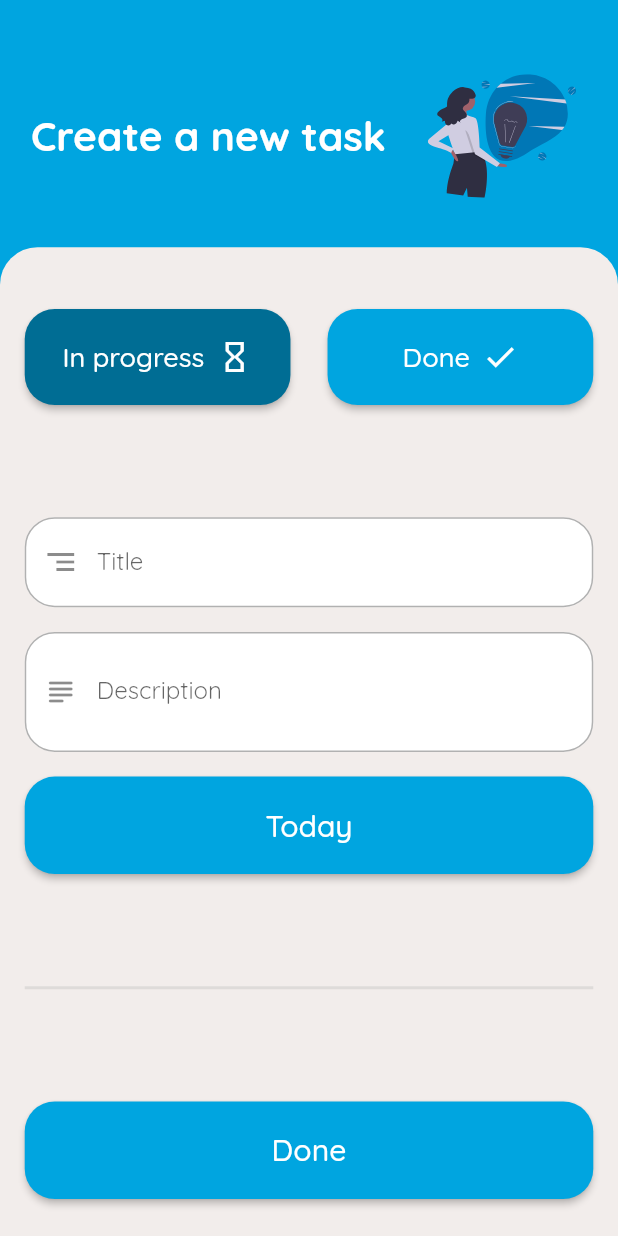
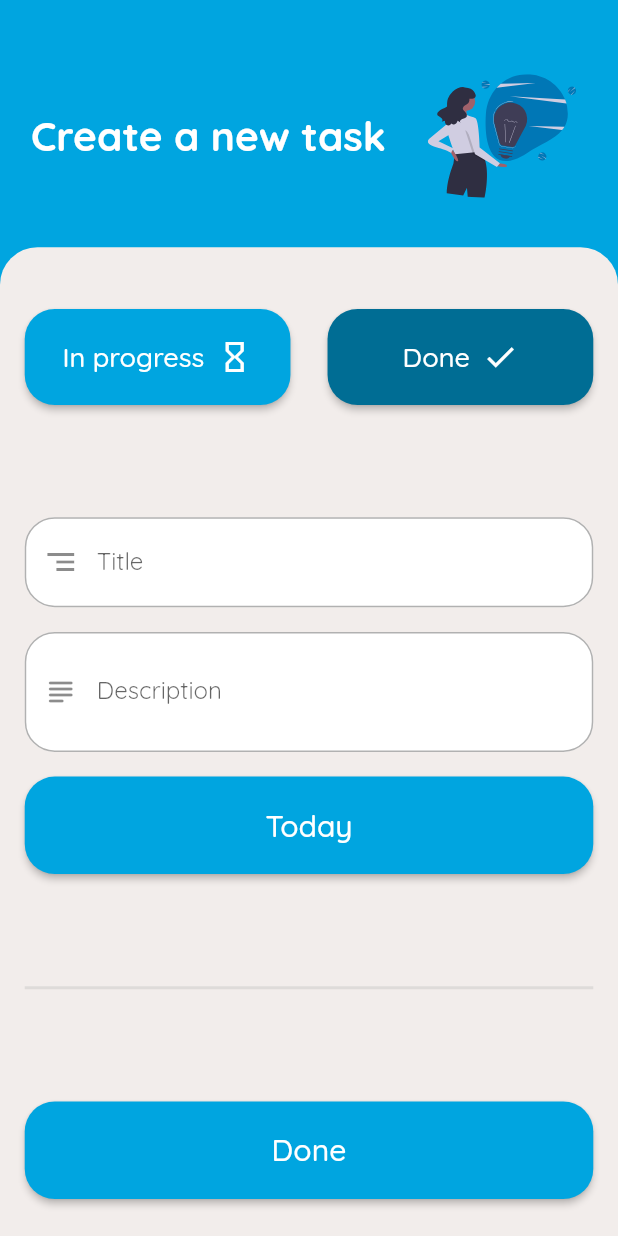
Before and after one commit to thierryoliveira/taskfy_app, a Flutter app: the AddTaskPage screen opened by its route, after a tap on "In progress", on a phone screen of 412 x 824 dp. Run offline on Flutter 3.47's test engine with Material 2 defaults, Android fonts, the phone set to English and light mode, and no system bars; our stand-ins replace dio, flutter_datetime_picker, flutter_svg, font_awesome_flutter, get, get_storage and 3 more; accounts and stored records are empty.

Commit message:
fix(tasks): remove filter method

```diff
--- a/lib/app/data/model/task/dto/create_task_dto.dart
+++ b/lib/app/data/model/task/dto/create_task_dto.dart
@@ -2,13 +2,15 @@ class CreateTaskDTO {
   String title;
   String description;
   String dateTime;
+  String createdDate;
 
-  CreateTaskDTO({this.title, this.description, this.dateTime});
+  CreateTaskDTO({this.title, this.description, this.dateTime, this.createdDate});
 
   CreateTaskDTO.fromJson(Map<String, dynamic> json) {
     title = json['title'];
     description = json['description'];
     dateTime = json['dateTime'];
+    createdDate = json['createdDate'];
   }
 
   Map<String, dynamic> toJson() {
@@ -16,6 +18,7 @@ class CreateTaskDTO {
     data['title'] = this.title;
     data['description'] = this.description;
     data['dateTime'] = this.dateTime;
+    data['createdDate'] = this.createdDate;
     return data;
   }
 }
--- a/lib/app/data/model/task/task_model.dart
+++ b/lib/app/data/model/task/task_model.dart
@@ -14,7 +14,8 @@ class Task {
         this.title,
         this.description,
         this.status,
-        this.dateTime
+        this.dateTime,
+        this.createdDate
     });
 
     int id;
@@ -22,6 +23,8 @@ class Task {
     String description;
     String status;
     String dateTime;
+    String createdDate;
+
 
     factory Task.fromJson(Map<String, dynamic> json) => Task(
         id: json["id"],
@@ -29,6 +32,7 @@ class Task {
         description: json["description"],
         dateTime: json["dateTime"],
         status: json["status"],
+        createdDate: json["createdDate"],
     );
 
     Map<String, dynamic> toJson() => {
@@ -37,5 +41,6 @@ class Task {
         "description": description,
         "status": status,
         "dateTime": dateTime,
+        "createdDate": createdDate,
     };
 }
--- a/lib/app/modules/task/controllers/task_controller.dart
+++ b/lib/app/modules/task/controllers/task_controller.dart
@@ -22,35 +22,29 @@ class TaskController extends GetxController {
 
   String _token;
 
-
-  final _filteredTasks = <Task>[].obs;
-  get filteredTasks => this._filteredTasks;
-  set filteredTasks(value) => this._filteredTasks.value = value;
-
-
-  bool isFiltering = false;
+  final _taskList = <Task>[].obs;
+  get taskList => this._taskList;
+  set taskList(value) => this._taskList.value = value;
 
   final List<TaskStatus> statusList = <TaskStatus>[];
 
   final TaskRepository repository = TaskRepository();
 
-  final _taskList = <Task>[].obs;
-  get taskList => this._taskList;
-  set taskList(value) => this._taskList.value = value;
+
 
   final _selectedDate = DateTime.now().obs;
   get selectedDate => this._selectedDate.value;
   set selectedDate(value) => this._selectedDate.value = value;
 
-  final _selectedFilterStatus = TaskStatus.ALL.obs;
+  final _selectedFilterStatus = TaskStatus.IN_PROGRESS.obs;
   get selectedFilterStatus => this._selectedFilterStatus.value;
   set selectedFilterStatus(value) => this._selectedFilterStatus.value = value;
 
-  final _openStatusColor = kPrimaryColor.obs;
-  get openStatusColor => this._openStatusColor.value;
-  set openStatusColor(value) => this._openStatusColor.value = value;
+  // final _openStatusColor = kPrimaryColor.obs;
+  // get openStatusColor => this._openStatusColor.value;
+  // set openStatusColor(value) => this._openStatusColor.value = value;
 
-  final _inProgressStatusColor = kPrimaryColor.obs;
+  final _inProgressStatusColor = kDarkBlueColor.obs;
   get inProgressStatusColor => this._inProgressStatusColor.value;
   set inProgressStatusColor(value) => this._inProgressStatusColor.value = value;
 
@@ -68,8 +62,7 @@ class TaskController extends GetxController {
   getAll() async {
     var tasks = await repository.getAll(this._token);
     if (tasks != null) {
-      taskList.value = tasks;
-      filteredTasks.value = tasks;
+      taskList = tasks;
     }
   }
 
@@ -120,7 +113,10 @@ class TaskController extends GetxController {
     dto.title = title;
     dto.description = description;
     dto.dateTime = formatDateAndTime();
+    dto.createdDate = formatCurrentDateAndTime();
     var result = await repository.createTask(dto, this._token);
+    this.selectedDate = DateTime.now();
+    this.selectedFilterStatus = TaskStatus.IN_PROGRESS;
 
     if(selectedFilterStatus == TaskStatus.DONE)
       completeTask(result.id);
@@ -157,32 +153,25 @@ class TaskController extends GetxController {
     return selectedDateFormatted;
   }
 
+  String formatCurrentDateAndTime() {
+    DateFormat formatter = DateFormat('yyyy/MM/dd - hh:mm');
+    return formatter.format(DateTime.now());
+  }
+
   fillStatusList() {
     statusList.add(TaskStatus.OPEN);
     statusList.add(TaskStatus.IN_PROGRESS);
     statusList.add(TaskStatus.DONE);
   }
 
-  bool checkAlreadySelectedFilter(TaskStatus status) {
-    bool response = false;
-    if (status == selectedFilterStatus) {
-      selectedFilterStatus = TaskStatus.ALL;
-      openStatusColor = kPrimaryColor;
-      inProgressStatusColor = kPrimaryColor;
-      doneStatusColor = kPrimaryColor;
-      response = true;
-    }
-    return response;
-  }
-
   changeSelectedFilter(TaskStatus status) {
-    var isAlreadySelectedFilter = checkAlreadySelectedFilter(status);
+    var isAlreadySelectedFilter = status == selectedFilterStatus;
 
     if (!isAlreadySelectedFilter) {
       switch (status) {
         case TaskStatus.OPEN:
           selectedFilterStatus = TaskStatus.OPEN;
-          openStatusColor = kDarkBlueColor;
+          // openStatusColor = kDarkBlueColor;
 
           inProgressStatusColor = kPrimaryColor;
           doneStatusColor = kPrimaryColor;
@@ -192,7 +181,7 @@ class TaskController extends GetxController {
           selectedFilterStatus = TaskStatus.IN_PROGRESS;
           inProgressStatusColor = kDarkBlueColor;
 
-          openStatusColor = kPrimaryColor;
+          // openStatusColor = kPrimaryColor;
           doneStatusColor = kPrimaryColor;
           break;
 
@@ -200,34 +189,27 @@ class TaskController extends GetxController {
           selectedFilterStatus = TaskStatus.DONE;
           doneStatusColor = kDarkBlueColor;
 
-          openStatusColor = kPrimaryColor;
+          // openStatusColor = kPrimaryColor;
           inProgressStatusColor = kPrimaryColor;
           break;
 
         default:
           selectedFilterStatus = TaskStatus.ALL;
-          openStatusColor = kPrimaryColor;
+          // openStatusColor = kPrimaryColor;
           inProgressStatusColor = kPrimaryColor;
           doneStatusColor = kPrimaryColor;
           break;
       }
+    } else {
+      if (status == TaskStatus.DONE){
+        selectedFilterStatus = TaskStatus.IN_PROGRESS;
+        inProgressStatusColor = kDarkBlueColor;
+        doneStatusColor = kPrimaryColor;
+      } else {
+        selectedFilterStatus = TaskStatus.DONE;
+        inProgressStatusColor = kPrimaryColor;
+        doneStatusColor = kDarkBlueColor;
+      }
     }
   }
-
-  filterTasks(String text) {
-    if(text.length >= 3){
-      this.filteredTasks = this.taskList.where((task) => task.title.toLowerCase().contains(text.toLowerCase()) || task.description.toLowerCase().contains(text.toLowerCase())).toList();
-      isFiltering = true;
-    } else if (this.filteredTasks.length != this.taskList.length) {
-      removeTaskFilters();
-    }
-  }
-
-  removeTaskFilters() {
-    this.filteredTasks = this.taskList;
-  }
-
-  bool checkIfTaskIsDone(int taskIndex) {
-    return this.taskList[taskIndex].status == 'DONE';
-  }
 }
--- a/lib/app/modules/task/views/addtask_view.dart
+++ b/lib/app/modules/task/views/addtask_view.dart
@@ -69,14 +69,14 @@ class AddTaskPage extends GetView<TaskController> {
                                 style: ElevatedButton.styleFrom(
                                   minimumSize: Size(width * 0.43, 0),
                                     // minimumSize: Size(size.width * 0.23, 0),
-                                    primary: controller.openStatusColor,
+                                    primary: controller.inProgressStatusColor,
                                     padding: EdgeInsets.all(20),
                                     shape: RoundedRectangleBorder(
                                         borderRadius: BorderRadius.all(
                                             Radius.circular(20)))),
                                 onPressed: () {
                                   controller
-                                      .changeSelectedFilter(TaskStatus.OPEN);
+                                      .changeSelectedFilter(TaskStatus.IN_PROGRESS);
                                 },
                                 child: Row(
                                   mainAxisAlignment: MainAxisAlignment.spaceBetween,
```
Also changed, not shown: lib/app/modules/task/views/tasks_view.dart (+5 -12 lines), lib/app/modules/task/views/widgets/task_item.dart (+13 -23 lines).
